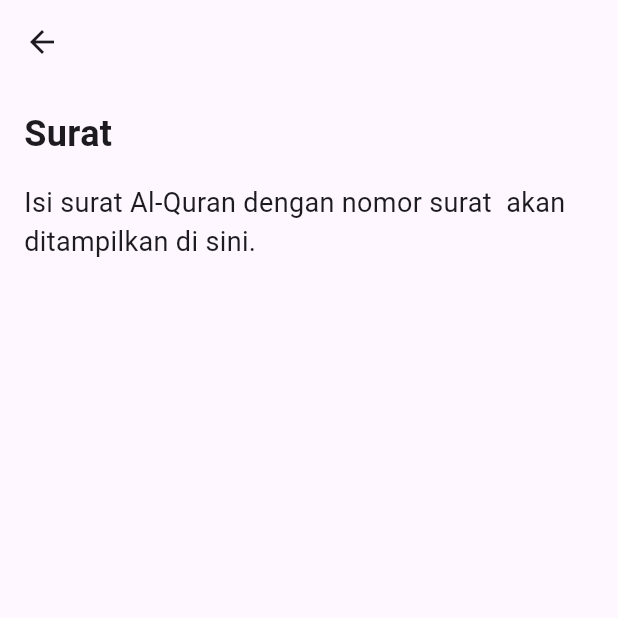
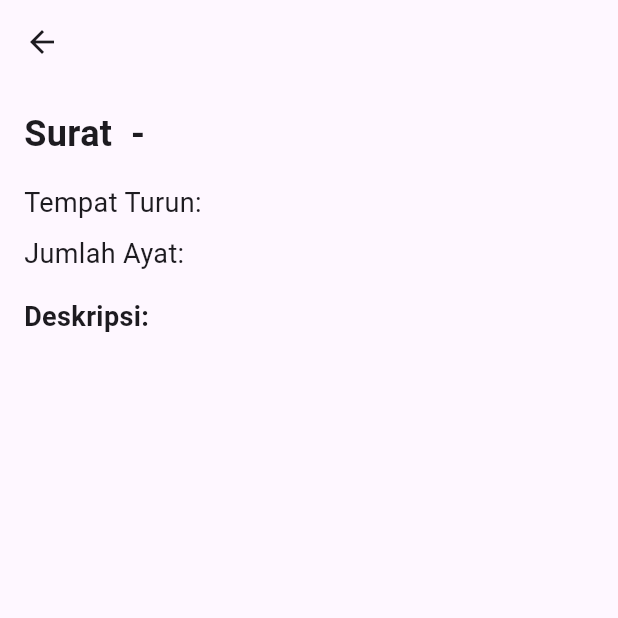
Before and after one commit to UMDEV117/mcf-test-umam, a Flutter app: the SurahDetailScreen screen opened directly with empty values, on a phone screen of 412 x 824 dp, the top half of it. Run offline on Flutter 3.47's test engine with Material 3 defaults, Android fonts, the phone set to English and light mode, and no system bars; network calls fail.

```diff
--- a/lib/main.dart
+++ b/lib/main.dart
@@ -1,4 +1,7 @@
+import 'package:flutter/foundation.dart';
 import 'package:flutter/material.dart';
+import 'dart:convert';
+import 'package:http/http.dart' as http;
 
 void main() {
   runApp(const MyApp());
@@ -19,16 +22,47 @@ class MyApp extends StatelessWidget {
   }
 }
 
-class DashboardScreen extends StatelessWidget {
+class DashboardScreen extends StatefulWidget {
   const DashboardScreen({super.key});
 
-  final List<Map<String, String>> surahList = const [
-    {'name': 'Al-Fatihah', 'number': '1'},
-    {'name': 'Al-Baqarah', 'number': '2'},
-    {'name': 'Al-Imran', 'number': '3'},
-    {'name': 'An-Nisa', 'number': '4'},
-    {'name': 'Al-Maidah', 'number': '5'},
-  ];
+  @override
+  // ignore: library_private_types_in_public_api
+  _DashboardScreenState createState() => _DashboardScreenState();
+}
+
+class _DashboardScreenState extends State<DashboardScreen> {
+  List<dynamic> surahList = [];
+  bool isLoading = true;
+
+  @override
+  void initState() {
+    super.initState();
+    fetchSurahList();
+  }
+
+  Future<void> fetchSurahList() async {
+    final url = Uri.parse('/api/v2/surat'); // Replace with actual API URL
+    try {
+      final response = await http.get(url);
+      if (response.statusCode == 200) {
+        final data = json.decode(response.body);
+        setState(() {
+          surahList = data['data'];
+          isLoading = false;
+        });
+      } else {
+        throw Exception('Failed to load data');
+      }
+    } catch (error) {
+      setState(() {
+        isLoading = false;
+      });
+      // Optionally handle error, e.g., show a snackbar
+      if (kDebugMode) {
+        print('Error fetching surah list: $error');
+      }
+    }
+  }
 
   @override
   Widget build(BuildContext context) {
@@ -37,7 +71,9 @@ class DashboardScreen extends StatelessWidget {
         title: const Text('Quran Dashboard'),
         centerTitle: true,
       ),
-      body: Column(
+      body: isLoading
+          ? const Center(child: CircularProgressIndicator())
+          : Column(
               children: [
                 const Padding(
                   padding: EdgeInsets.all(16.0),
@@ -52,21 +88,20 @@ class DashboardScreen extends StatelessWidget {
                     itemBuilder: (context, index) {
                       final surah = surahList[index];
                       return Card(
-                  margin:
-                      const EdgeInsets.symmetric(horizontal: 16, vertical: 8),
+                        margin: const EdgeInsets.symmetric(
+                            horizontal: 16, vertical: 8),
                         child: ListTile(
-                    title: Text(surah['name']!),
+                          title: Text(surah['namaLatin']),
+                          subtitle: Text(surah['arti']),
                           leading: CircleAvatar(
-                      child: Text(surah['number']!),
+                            child: Text(surah['nomor'].toString()),
                           ),
                           onTap: () {
                             Navigator.push(
                               context,
                               MaterialPageRoute(
-                          builder: (context) => SurahDetailScreen(
-                            surahName: surah['name']!,
-                            surahNumber: surah['number']!,
-                          ),
+                                builder: (context) =>
+                                    SurahDetailScreen(surah: surah),
                               ),
                             );
                           },
@@ -82,20 +117,15 @@ class DashboardScreen extends StatelessWidget {
 }
 
 class SurahDetailScreen extends StatelessWidget {
-  final String surahName;
-  final String surahNumber;
+  final Map<String, dynamic> surah;
 
-  const SurahDetailScreen({
-    super.key,
-    required this.surahName,
-    required this.surahNumber,
-  });
+  const SurahDetailScreen({super.key, required this.surah});
 
   @override
   Widget build(BuildContext context) {
     return Scaffold(
       appBar: AppBar(
-        title: Text(surahName),
+        title: Text(surah['namaLatin']),
       ),
       body: Padding(
         padding: const EdgeInsets.all(16.0),
@@ -103,15 +133,36 @@ class SurahDetailScreen extends StatelessWidget {
           crossAxisAlignment: CrossAxisAlignment.start,
           children: [
             Text(
-              'Surat $surahName',
+              'Surat ${surah['namaLatin']} - ${surah['arti']}',
               style: const TextStyle(fontSize: 24, fontWeight: FontWeight.bold),
             ),
             const SizedBox(height: 16),
             Expanded(
               child: SingleChildScrollView(
-                child: Text(
-                  'Isi surat Al-Quran dengan nomor surat $surahNumber akan ditampilkan di sini.',
+                child: Column(
+                  crossAxisAlignment: CrossAxisAlignment.start,
+                  children: [
+                    Text(
+                      'Tempat Turun: ${surah['tempatTurun']}',
                       style: const TextStyle(fontSize: 18),
+                    ),
+                    const SizedBox(height: 8),
+                    Text(
+                      'Jumlah Ayat: ${surah['jumlahAyat']}',
+                      style: const TextStyle(fontSize: 18),
+                    ),
+                    const SizedBox(height: 16),
+                    const Text(
+                      'Deskripsi:',
+                      style:
+                          TextStyle(fontSize: 18, fontWeight: FontWeight.bold),
+                    ),
+                    const SizedBox(height: 8),
+                    Text(
+                      surah['deskripsi'] ?? 'Deskripsi tidak tersedia.',
+                      style: const TextStyle(fontSize: 16),
+                    ),
+                  ],
                 ),
               ),
             ),
```
Also changed, not shown: pubspec.yaml (+3 -4 lines), pubspec.lock. Lines whose indentation alone changed are shown as unchanged.
